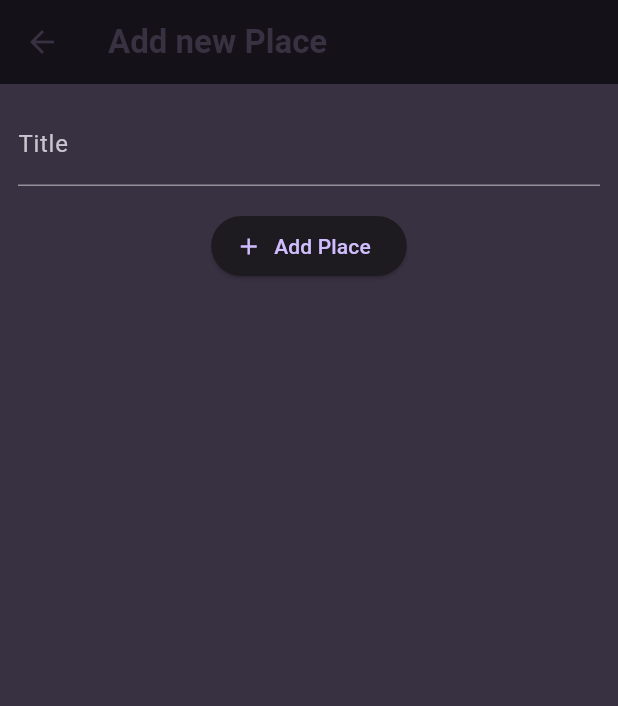
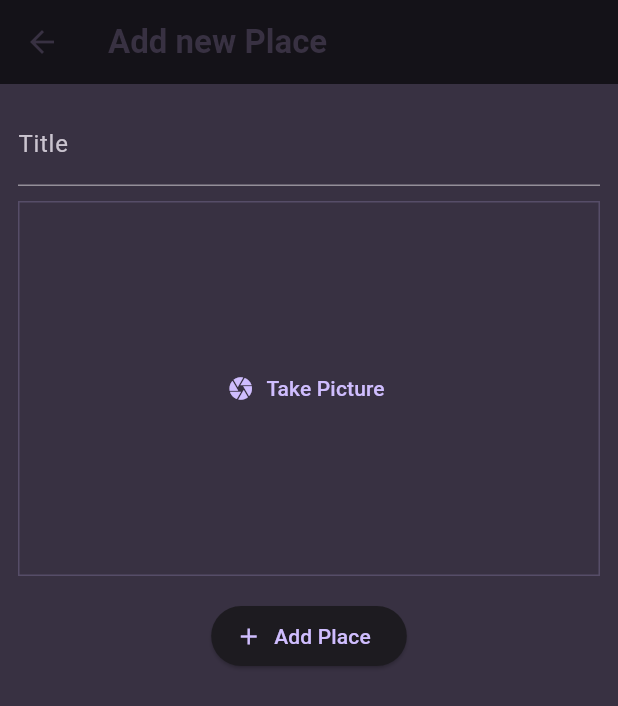
Before and after one commit to imdanishk/favourite_places_app, a Flutter app: the AddPlaceScreen screen opened directly, on a phone screen of 412 x 824 dp. Shown: the top 706 px of the screen. Run offline on Flutter 3.47's test engine with Material 3 defaults, Android fonts, the phone set to English and light mode, and no system bars; our stand-ins replace flutter_riverpod, google_fonts, image_picker.

Commit message:
Install image picker and use device camera to take pictures

```diff
--- a/lib/screens/add_place.dart
+++ b/lib/screens/add_place.dart
@@ -1,6 +1,7 @@
 import 'package:flutter/material.dart';
 import 'package:flutter_riverpod/flutter_riverpod.dart';
 import '../providers/user_places.dart';
+import '../widgets/image_input.dart';
 
 
 class AddPlaceScreen extends ConsumerStatefulWidget {
@@ -50,6 +51,8 @@ class _AddPlaceScreenState extends ConsumerState<AddPlaceScreen> {
                 color: Theme.of(context).colorScheme.onSurfaceVariant,
               ),
             ),
+            const SizedBox(height: 10),
+            ImageInput(),
             const SizedBox(height: 16),
             ElevatedButton.icon(
               onPressed: _savePlace,
--- /dev/null
+++ b/lib/widgets/image_input.dart
@@ -0,0 +1,64 @@
+import 'dart:io';
+import 'package:flutter/material.dart';
+import 'package:image_picker/image_picker.dart';
+
+class ImageInput extends StatefulWidget {
+  const ImageInput({super.key});
+
+  @override
+  State<ImageInput> createState() {
+    return _ImageInputState();
+  }
+}
+
+class _ImageInputState extends State<ImageInput> {
+  File? _selectedImage;
+
+  void _takePicture() async {
+    final imagePicker = ImagePicker();
+    final pickedImage =
+        await imagePicker.pickImage(source: ImageSource.camera, maxWidth: 600);
+
+    if (pickedImage == null) {
+      return;
+    }
+
+    setState(() {
+      _selectedImage = File(pickedImage.path);
+    });
+  }
+
+  @override
+  Widget build(BuildContext context) {
+    Widget content = TextButton.icon(
+      icon: const Icon(Icons.camera),
+      label: const Text('Take Picture'),
+      onPressed: _takePicture,
+    );
+
+    if (_selectedImage != null) {
+      content = GestureDetector(
+        onTap: _takePicture,
+        child: Image.file(
+          _selectedImage!,
+          fit: BoxFit.cover,
+          width: double.infinity,
+          height: double.infinity,
+        ),
+      );
+    }
+
+    return Container(
+      decoration: BoxDecoration(
+        border: Border.all(
+          width: 1,
+          color: Theme.of(context).colorScheme.primary.withOpacity(0.2),
+        ),
+      ),
+      height: 250,
+      width: double.infinity,
+      alignment: Alignment.center,
+      child: content,
+    );
+  }
+}
--- a/pubspec.yaml
+++ b/pubspec.yaml
@@ -38,6 +38,7 @@ dependencies:
   google_fonts: ^6.2.1
   uuid: ^4.4.0
   flutter_riverpod: ^2.5.1
+  image_picker: ^1.1.2
 
 dev_dependencies:
   flutter_test:
```
Also changed, not shown: pubspec.lock, 7 other files.
